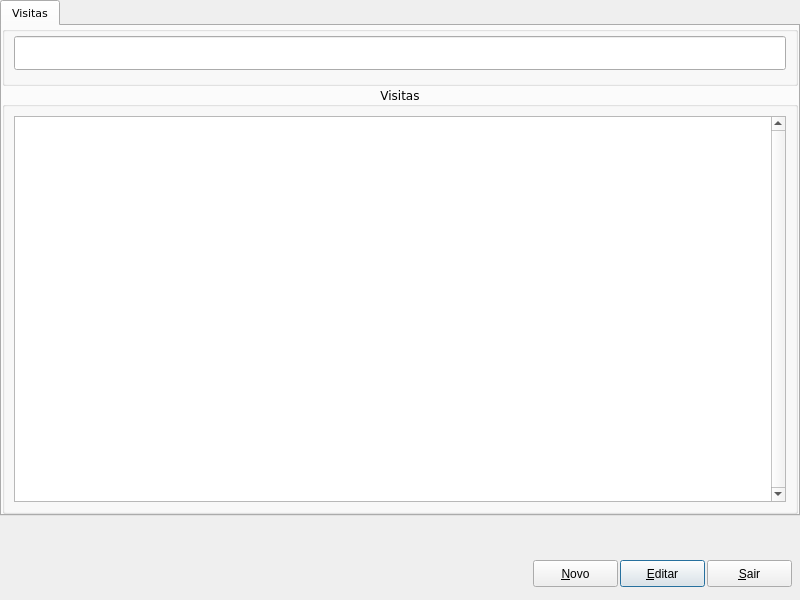
Old version of the form Projects/Blink/Plugins/visit/managervisit.ui in the repository MarcoBueno1/qrad.
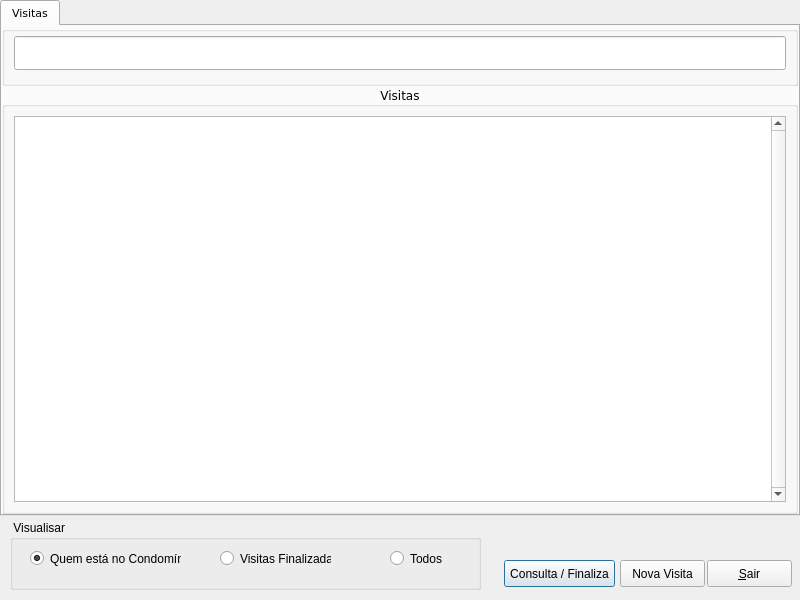
New version of the form. Custom widgets are drawn as their Qt base class.

Commit message: [Desenvolvimento] ++ Adicioadas varias novas caracteristicas e correcoes de erros

```diff
--- a/Projects/Blink/Plugins/visit/managervisit.ui
+++ b/Projects/Blink/Plugins/visit/managervisit.ui
@@ -183,27 +183,27 @@
   <widget class="QPushButton" name="PshBtnEditar">
    <property name="geometry">
     <rect>
-     <x>620</x>
+     <x>504</x>
      <y>560</y>
-     <width>85</width>
+     <width>111</width>
      <height>27</height>
     </rect>
    </property>
    <property name="text">
-    <string>&amp;Editar</string>
+    <string>Consulta / Finaliza</string>
    </property>
   </widget>
   <widget class="QPushButton" name="PshBtnNovo">
    <property name="geometry">
     <rect>
-     <x>533</x>
+     <x>620</x>
      <y>560</y>
      <width>85</width>
      <height>27</height>
     </rect>
    </property>
    <property name="text">
-    <string>&amp;Novo</string>
+    <string>Nova Visita</string>
    </property>
   </widget>
   <widget class="QPushButton" name="PshBtnSair">
@@ -219,6 +219,61 @@
     <string>&amp;Sair</string>
    </property>
   </widget>
+  <widget class="QGroupBox" name="groupBox">
+   <property name="geometry">
+    <rect>
+     <x>10</x>
+     <y>520</y>
+     <width>471</width>
+     <height>70</height>
+    </rect>
+   </property>
+   <property name="title">
+    <string> Visualisar</string>
+   </property>
+   <widget class="QRadioButton" name="radioButtonOpened">
+    <property name="geometry">
+     <rect>
+      <x>20</x>
+      <y>30</y>
+      <width>151</width>
+      <height>17</height>
+     </rect>
+    </property>
+    <property name="text">
+     <string>Quem está no Condomínio</string>
+    </property>
+    <property name="checked">
+     <bool>true</bool>
+    </property>
+   </widget>
+   <widget class="QRadioButton" name="radioButtonEnded">
+    <property name="geometry">
+     <rect>
+      <x>210</x>
+      <y>30</y>
+      <width>111</width>
+      <height>17</height>
+     </rect>
+    </property>
+    <property name="text">
+     <string>Visitas Finalizadas</string>
+    </property>
+   </widget>
+   <widget class="QRadioButton" name="radioButtonAll">
+    <property name="geometry">
+     <rect>
+      <x>380</x>
+      <y>30</y>
+      <width>82</width>
+      <height>17</height>
+     </rect>
+    </property>
+    <property name="text">
+     <string>Todos</string>
+    </property>
+   </widget>
+  </widget>
  </widget>
  <customwidgets>
   <customwidget>
```
The commit also changes 39 other files.
